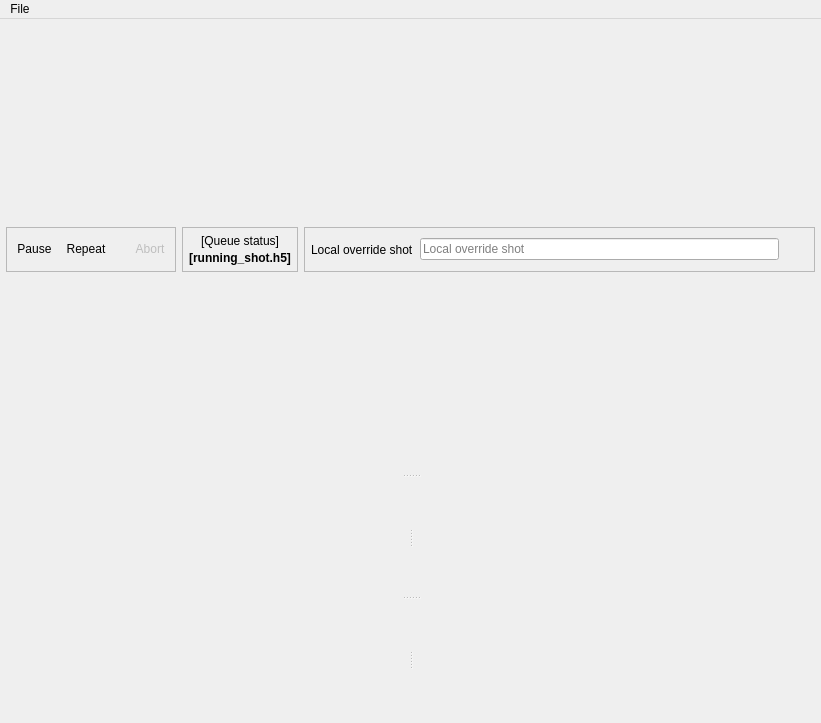
Old version of the form blacs/main.ui in the repository ispielma/blacs.
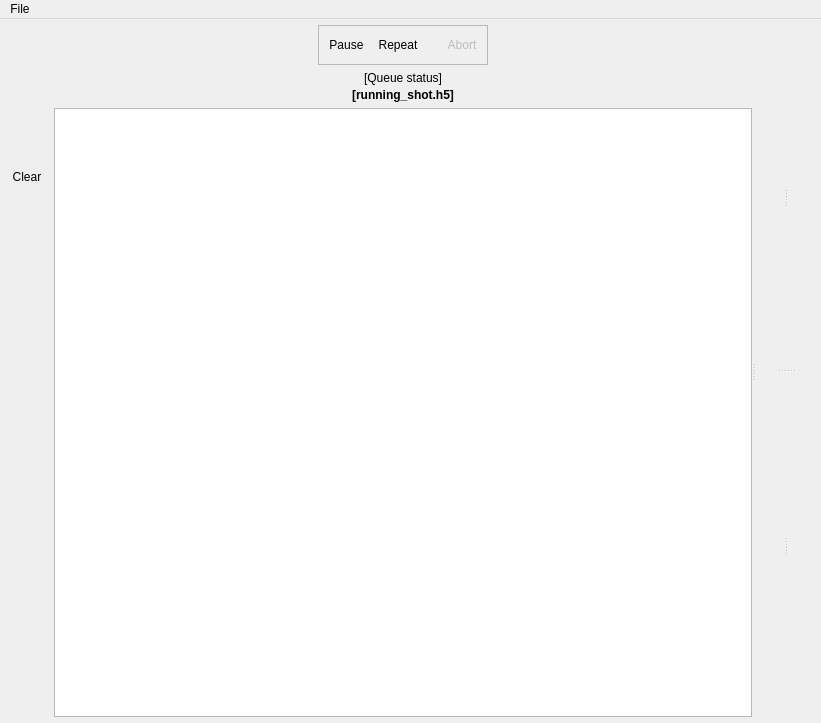
New version of the form. Icons and pictures are not drawn. Custom widgets are drawn as their Qt base class.

Commit message:
Revert "Simplify BLACS local override controls"
This reverts commit 07c60bfe930a3454364f5bf312800a6516f55207.

Patch:
```diff
--- a/blacs/main.ui
+++ b/blacs/main.ui
@@ -135,7 +135,7 @@
          </sizepolicy>
         </property>
         <property name="orientation">
-         <enum>Qt::Vertical</enum>
+         <enum>Qt::Horizontal</enum>
         </property>
         <widget class="QWidget" name="verticalLayoutWidget_2">
          <layout class="QVBoxLayout" name="verticalLayout_10">
@@ -143,12 +143,25 @@
            <enum>QLayout::SetMinimumSize</enum>
           </property>
           <item>
-           <layout class="QGridLayout" name="gridLayout">
-            <item row="0" column="0">
-             <layout class="QHBoxLayout" name="top_status_row_horizontalLayout">
+           <layout class="QGridLayout" name="gridLayout" columnstretch="0,0">
+            <item row="0" column="1">
+             <layout class="QHBoxLayout" name="horizontalLayout">
               <property name="spacing">
-               <number>6</number>
+               <number>0</number>
               </property>
+              <item>
+               <spacer name="horizontalSpacer_2">
+                <property name="orientation">
+                 <enum>Qt::Horizontal</enum>
+                </property>
+                <property name="sizeHint" stdset="0">
+                 <size>
+                  <width>40</width>
+                  <height>20</height>
+                 </size>
+                </property>
+               </spacer>
+              </item>
               <item>
                <widget class="QFrame" name="queue_controls_frame">
                 <property name="frameShape">
@@ -277,121 +290,257 @@
                </widget>
               </item>
               <item>
-               <widget class="QFrame" name="queue_status_frame">
-                <property name="frameShape">
-                 <enum>QFrame::StyledPanel</enum>
+               <spacer name="horizontalSpacer_4">
+                <property name="orientation">
+                 <enum>Qt::Horizontal</enum>
                 </property>
-                <layout class="QVBoxLayout" name="queue_status_verticalLayout">
-                 <property name="spacing">
-                  <number>3</number>
-                 </property>
-                 <property name="leftMargin">
-                  <number>6</number>
-                 </property>
-                 <property name="topMargin">
-                  <number>6</number>
-                 </property>
-                 <property name="rightMargin">
-                  <number>6</number>
-                 </property>
-                 <property name="bottomMargin">
-                  <number>6</number>
-                 </property>
-                 <item>
-                  <widget class="QLabel" name="queue_status">
-                   <property name="text">
-                    <string>[Queue status]</string>
-                   </property>
-                   <property name="alignment">
-                    <set>Qt::AlignCenter</set>
-                   </property>
-                  </widget>
-                 </item>
-                 <item>
-                  <widget class="QLabel" name="running_shot_name">
-                   <property name="text">
-                    <string>&lt;b&gt;[running_shot.h5]&lt;/b&gt;</string>
-                   </property>
-                   <property name="alignment">
-                    <set>Qt::AlignCenter</set>
-                   </property>
-                  </widget>
-                 </item>
-                </layout>
+                <property name="sizeHint" stdset="0">
+                 <size>
+                  <width>40</width>
+                  <height>20</height>
+                 </size>
+                </property>
+               </spacer>
+              </item>
+             </layout>
+            </item>
+            <item row="5" column="1">
+             <layout class="QVBoxLayout" name="analysis"/>
+            </item>
+            <item row="4" column="1">
+             <widget class="QueueTreeview" name="treeview">
+              <property name="sizePolicy">
+               <sizepolicy hsizetype="Expanding" vsizetype="Expanding">
+                <horstretch>0</horstretch>
+                <verstretch>1</verstretch>
+               </sizepolicy>
+              </property>
+              <property name="acceptDrops">
+               <bool>true</bool>
+              </property>
+              <property name="toolTip">
+               <string/>
+              </property>
+              <property name="editTriggers">
+               <set>QAbstractItemView::NoEditTriggers</set>
+              </property>
+              <property name="dragDropMode">
+               <enum>QAbstractItemView::DropOnly</enum>
+              </property>
+              <property name="selectionMode">
+               <enum>QAbstractItemView::ExtendedSelection</enum>
+              </property>
+              <property name="textElideMode">
+               <enum>Qt::ElideLeft</enum>
+              </property>
+              <property name="indentation">
+               <number>0</number>
+              </property>
+              <property name="animated">
+               <bool>true</bool>
+              </property>
+             </widget>
+            </item>
+            <item row="4" column="0">
+             <layout class="QVBoxLayout" name="verticalLayout_2">
+              <property name="sizeConstraint">
+               <enum>QLayout::SetMinimumSize</enum>
+              </property>
+              <item>
+               <widget class="QToolButton" name="queue_add_button">
+                <property name="toolTip">
+                 <string>Add to queue</string>
+                </property>
+                <property name="text">
+                 <string/>
+                </property>
+                <property name="icon">
+                 <iconset resource="../../../../usr/local/lib/python2.7/dist-packages/qtutils/icons/icons.qrc">
+                  <normaloff>:/qtutils/fugue/plus.png</normaloff>:/qtutils/fugue/plus.png</iconset>
+                </property>
                </widget>
               </item>
               <item>
-               <widget class="QFrame" name="local_override_frame">
+               <widget class="QToolButton" name="queue_delete_button">
+                <property name="focusPolicy">
+                 <enum>Qt::NoFocus</enum>
+                </property>
+                <property name="toolTip">
+                 <string>Delete selected shots from queue</string>
+                </property>
+                <property name="text">
+                 <string/>
+                </property>
+                <property name="icon">
+                 <iconset resource="../../../../usr/local/lib/python2.7/dist-packages/qtutils/icons/icons.qrc">
+                  <normaloff>:/qtutils/fugue/minus.png</normaloff>:/qtutils/fugue/minus.png</iconset>
+                </property>
+               </widget>
+              </item>
+              <item>
+               <widget class="QToolButton" name="queue_clear_button">
+                <property name="focusPolicy">
+                 <enum>Qt::NoFocus</enum>
+                </property>
+                <property name="toolTip">
+                 <string>Clear queue of all shots</string>
+                </property>
+                <property name="text">
+                 <string>Clear</string>
+                </property>
+                <property name="icon">
+                 <iconset resource="../../../../usr/local/lib/python2.7/dist-packages/qtutils/icons/icons.qrc">
+                  <normaloff>:/qtutils/fugue/bin-metal-full.png</normaloff>:/qtutils/fugue/bin-metal-full.png</iconset>
+                </property>
+               </widget>
+              </item>
+              <item>
+               <spacer name="verticalSpacer">
+                <property name="orientation">
+                 <enum>Qt::Vertical</enum>
+                </property>
+                <property name="sizeHint" stdset="0">
+                 <size>
+                  <width>20</width>
+                  <height>40</height>
+                 </size>
+                </property>
+               </spacer>
+              </item>
+              <item>
+               <widget class="QToolButton" name="queue_push_to_top">
                 <property name="sizePolicy">
-                 <sizepolicy hsizetype="Expanding" vsizetype="Preferred">
-                  <horstretch>1</horstretch>
+                 <sizepolicy hsizetype="Fixed" vsizetype="Fixed">
+                  <horstretch>0</horstretch>
                   <verstretch>0</verstretch>
                  </sizepolicy>
                 </property>
-                <property name="frameShape">
-                 <enum>QFrame::StyledPanel</enum>
+                <property name="focusPolicy">
+                 <enum>Qt::NoFocus</enum>
                 </property>
-                <layout class="QHBoxLayout" name="local_override_horizontalLayout">
-                 <property name="spacing">
-                  <number>6</number>
-                 </property>
-                 <property name="leftMargin">
-                  <number>6</number>
-                 </property>
-                 <property name="topMargin">
-                  <number>6</number>
-                 </property>
-                 <property name="rightMargin">
-                  <number>6</number>
-                 </property>
-                 <property name="bottomMargin">
-                  <number>6</number>
-                 </property>
-                 <item>
-                  <widget class="QLabel" name="local_override_label">
-                   <property name="text">
-                    <string>Local override shot</string>
-                   </property>
-                  </widget>
-                 </item>
-                 <item>
-                  <widget class="QLineEdit" name="local_override_lineEdit">
-                   <property name="sizePolicy">
-                    <sizepolicy hsizetype="Expanding" vsizetype="Fixed">
-                     <horstretch>1</horstretch>
-                     <verstretch>0</verstretch>
-                    </sizepolicy>
-                   </property>
-                   <property name="toolTip">
-                    <string>Local shot file to run once before BLACS returns to requesting shots from runmanager</string>
-                   </property>
-                   <property name="placeholderText">
-                    <string>Local override shot</string>
-                   </property>
-                   <property name="clearButtonEnabled">
-                    <bool>true</bool>
-                   </property>
-                  </widget>
-                 </item>
-                 <item>
-                  <widget class="QToolButton" name="local_override_browse_button">
-                   <property name="toolTip">
-                    <string>Load local override shot</string>
-                   </property>
-                   <property name="text">
-                    <string/>
-                   </property>
-                   <property name="icon">
-                    <iconset resource="../../../../usr/local/lib/python2.7/dist-packages/qtutils/icons/icons.qrc">
-                     <normaloff>:/qtutils/fugue/plus.png</normaloff>:/qtutils/fugue/plus.png</iconset>
-                   </property>
-                  </widget>
-                 </item>
-                </layout>
+                <property name="toolTip">
+                 <string>Move to top</string>
+                </property>
+                <property name="text">
+                 <string/>
+                </property>
+                <property name="icon">
+                 <iconset resource="../../../../usr/local/lib/python2.7/dist-packages/qtutils/icons/icons.qrc">
+                  <normaloff>:/qtutils/fugue/arrow-stop-090.png</normaloff>:/qtutils/fugue/arrow-stop-090.png</iconset>
+                </property>
                </widget>
               </item>
               <item>
-               <layout class="QVBoxLayout" name="analysis"/>
+               <widget class="QToolButton" name="queue_push_up">
+                <property name="sizePolicy">
+                 <sizepolicy hsizetype="Fixed" vsizetype="Fixed">
+                  <horstretch>0</horstretch>
+                  <verstretch>0</verstretch>
+                 </sizepolicy>
+                </property>
+                <property name="focusPolicy">
+                 <enum>Qt::NoFocus</enum>
+                </property>
+                <property name="toolTip">
+                 <string>Move up</string>
+                </property>
+                <property name="text">
+                 <string/>
+                </property>
+                <property name="icon">
+                 <iconset resource="../../../../usr/local/lib/python2.7/dist-packages/qtutils/icons/icons.qrc">
+                  <normaloff>:/qtutils/fugue/arrow-090.png</normaloff>:/qtutils/fugue/arrow-090.png</iconset>
+                </property>
+               </widget>
+              </item>
+              <item>
+               <widget class="QToolButton" name="queue_push_down">
+                <property name="sizePolicy">
+                 <sizepolicy hsizetype="Fixed" vsizetype="Fixed">
+                  <horstretch>0</horstretch>
+                  <verstretch>0</verstretch>
+                 </sizepolicy>
+                </property>
+                <property name="focusPolicy">
+                 <enum>Qt::NoFocus</enum>
+                </property>
+                <property name="toolTip">
+                 <string>Move down</string>
+                </property>
+                <property name="text">
+                 <string/>
+                </property>
+                <property name="icon">
+                 <iconset resource="../../../../usr/local/lib/python2.7/dist-packages/qtutils/icons/icons.qrc">
+                  <normaloff>:/qtutils/fugue/arrow-270.png</normaloff>:/qtutils/fugue/arrow-270.png</iconset>
+                </property>
+               </widget>
+              </item>
+              <item>
+               <widget class="QToolButton" name="queue_push_to_bottom">
+                <property name="sizePolicy">
+                 <sizepolicy hsizetype="Fixed" vsizetype="Fixed">
+                  <horstretch>0</horstretch>
+                  <verstretch>0</verstretch>
+                 </sizepolicy>
+                </property>
+                <property name="focusPolicy">
+                 <enum>Qt::NoFocus</enum>
+                </property>
+                <property name="toolTip">
+                 <string>Move to bottom</string>
+                </property>
+                <property name="text">
+                 <string/>
+                </property>
+                <property name="icon">
+                 <iconset resource="../../../../usr/local/lib/python2.7/dist-packages/qtutils/icons/icons.qrc">
+                  <normaloff>:/qtutils/fugue/arrow-stop-270.png</normaloff>:/qtutils/fugue/arrow-stop-270.png</iconset>
+                </property>
+               </widget>
+              </item>
+              <item>
+               <spacer name="verticalSpacer_2">
+                <property name="orientation">
+                 <enum>Qt::Vertical</enum>
+                </property>
+                <property name="sizeHint" stdset="0">
+                 <size>
+                  <width>20</width>
+                  <height>40</height>
+                 </size>
+                </property>
+               </spacer>
+              </item>
+             </layout>
+            </item>
+            <item row="2" column="1">
+             <layout class="QVBoxLayout" name="queue_status_verticalLayout">
+              <property name="spacing">
+               <number>3</number>
+              </property>
+              <property name="topMargin">
+               <number>0</number>
+              </property>
+              <item>
+               <widget class="QLabel" name="queue_status">
+                <property name="text">
+                 <string>[Queue status]</string>
+                </property>
+                <property name="alignment">
+                 <set>Qt::AlignCenter</set>
+                </property>
+               </widget>
+              </item>
+              <item>
+               <widget class="QLabel" name="running_shot_name">
+                <property name="text">
+                 <string>&lt;b&gt;[running_shot.h5]&lt;/b&gt;</string>
+                </property>
+                <property name="alignment">
+                 <set>Qt::AlignCenter</set>
+                </property>
+               </widget>
               </item>
              </layout>
             </item>
```
Left out of the diff: 2 changed lines with no effect on the pictures. The commit also changes 3 other files.
